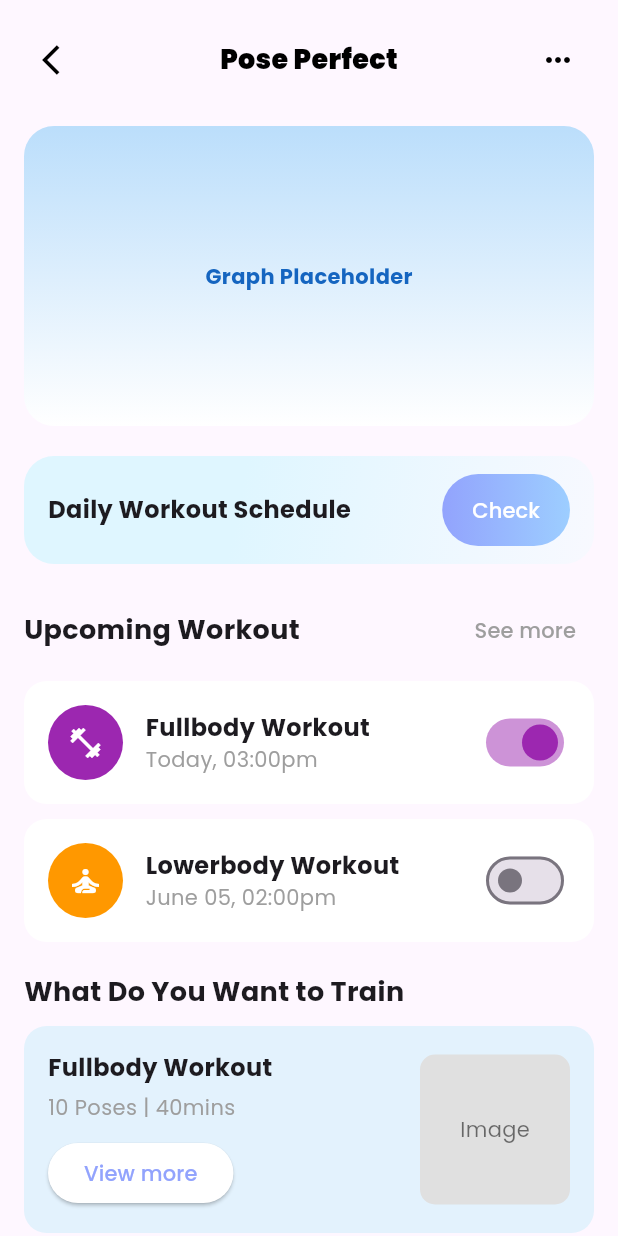
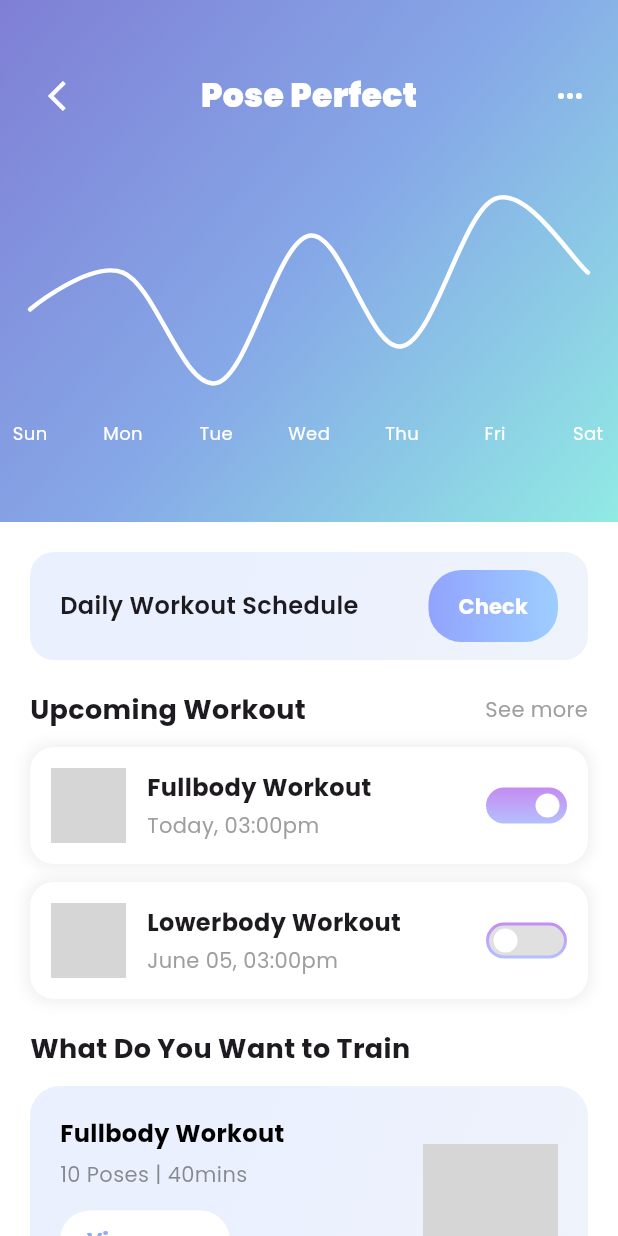
Before and after one commit to Liyo08/AlignMe, a Flutter app: the PosePerfectPage screen opened directly, on a phone screen of 412 x 824 dp. Run offline on Flutter 3.47's test engine with Material 3 defaults, Android fonts, the phone set to English and light mode, and no system bars; drawn by our look-alikes of fl_chart, flutter_switch; our stand-ins replace google_fonts; network calls fail; grey boxes are pictures that could not be loaded.

Commit message:
poseperfect page phase 1 design completed

```diff
--- a/lib/poseperfect_page.dart
+++ b/lib/poseperfect_page.dart
@@ -1,4 +1,6 @@
 import 'package:flutter/material.dart';
+import 'package:fl_chart/fl_chart.dart';
+import 'package:flutter_switch/flutter_switch.dart';
 
 class PosePerfectPage extends StatelessWidget {
   const PosePerfectPage({super.key});
@@ -6,79 +8,162 @@ class PosePerfectPage extends StatelessWidget {
   @override
   Widget build(BuildContext context) {
     return Scaffold(
+      backgroundColor: const Color.fromARGB(255, 255, 255, 255),
       body: SafeArea(
+        top: false,
         child: SingleChildScrollView(
-          child: Padding(
-            padding: const EdgeInsets.all(16.0),
           child: Column(
-              crossAxisAlignment: CrossAxisAlignment.start,
             children: [
-                // 🔹 Custom scrollable header (instead of AppBar)
+              // 🔹 Gradient Header with Chart
+              Container(
+                width: double.infinity,
+                padding:
+                    const EdgeInsets.symmetric(horizontal: 20, vertical: 40),
+                decoration: const BoxDecoration(
+                  gradient: LinearGradient(
+                    colors: [
+                      Color(0xFF7F7FD5),
+                      Color(0xFF86A8E7),
+                      Color(0xFF91EAE4)
+                    ],
+                    begin: Alignment.topLeft,
+                    end: Alignment.bottomRight,
+                  ),
+                ),
+                child: Column(
+                  children: [
+                    Stack(
+  alignment: Alignment.center,
+  children: [
     Row(
       mainAxisAlignment: MainAxisAlignment.spaceBetween,
       children: [
         IconButton(
-                      icon: const Icon(Icons.arrow_back_ios, color: Colors.black),
-                      onPressed: () {
-                        Navigator.pop(context);
-                      },
+          icon: const Icon(Icons.arrow_back_ios, color: Colors.white),
+          onPressed: () => Navigator.pop(context),
+        ),
+        const Icon(Icons.more_horiz, color: Colors.white),
+      ],
     ),
     const Text(
       "Pose Perfect",
       style: TextStyle(
-                        color: Colors.black,
+        color: Colors.white,
+        fontSize: 22,
         fontWeight: FontWeight.w900,
-                        fontSize: 18,
       ),
-                    ),
-                    IconButton(
-                      icon: const Icon(Icons.more_horiz, color: Colors.black),
-                      onPressed: () {},
     ),
   ],
 ),
-
                     const SizedBox(height: 20),
 
-                // This is a placeholder for the graph section
-                Container(
+                    // 📊 Chart
+                    SizedBox(
                       height: 200,
-                  decoration: BoxDecoration(
-                    borderRadius: BorderRadius.circular(20),
-                    gradient: LinearGradient(
-                      colors: [Colors.blue.shade100, Colors.white],
-                      begin: Alignment.topCenter,
-                      end: Alignment.bottomCenter,
-                    ),
-                  ),
-                  child: Center(
-                    child: Text(
-                      "Graph Placeholder",
-                      style: TextStyle(
-                        color: Colors.blue.shade800,
-                        fontWeight: FontWeight.bold,
+                      child: LineChart(
+                        LineChartData(
+                          gridData: FlGridData(show: false),
+                          borderData: FlBorderData(show: false),
+                          minY: 0,
+                          maxY: 7,
+                          titlesData: FlTitlesData(
+                            leftTitles: AxisTitles(
+                                sideTitles: SideTitles(showTitles: false)),
+                            rightTitles: AxisTitles(
+                                sideTitles: SideTitles(showTitles: false)),
+                            topTitles: AxisTitles(
+                                sideTitles: SideTitles(showTitles: false)),
+                            bottomTitles: AxisTitles(
+                              sideTitles: SideTitles(
+                                showTitles: true,
+                                reservedSize: 28,
+                                interval: 1,
+                                getTitlesWidget: (value, meta) {
+                                  final days = [
+                                    "Sun",
+                                    "Mon",
+                                    "Tue",
+                                    "Wed",
+                                    "Thu",
+                                    "Fri",
+                                    "Sat"
+                                  ];
+                                  if (value.toInt() >= 0 &&
+                                      value.toInt() < days.length) {
+                                    return Text(
+                                      days[value.toInt()],
+                                      style: const TextStyle(
+                                          color: Colors.white, fontSize: 12),
+                                    );
+                                  }
+                                  return const SizedBox.shrink();
+                                },
                               ),
                             ),
                           ),
+                          lineBarsData: [
+                            LineChartBarData(
+                              isCurved: true,
+                              spots: const [
+                                FlSpot(0, 3),
+                                FlSpot(1, 4),
+                                FlSpot(2, 1),
+                                FlSpot(3, 5),
+                                FlSpot(4, 2),
+                                FlSpot(5, 6),
+                                FlSpot(6, 4),
+                              ],
+                              color: Colors.white,
+                              barWidth: 3,
+                              isStrokeCapRound: true,
+                              dotData: const FlDotData(show: false),
+                            ),
+                          ],
+                        ),
+                      ),
+                    ),
+                  ],
+                ),
               ),
 
-                const SizedBox(height: 20),
-
-         // Daily Workout Schedule inside a light blue curved box
+              // 🔹 White Content Section (fixed height issue ✅)
+              ConstrainedBox(
+                constraints: BoxConstraints(
+                  minHeight: MediaQuery.of(context).size.height * 0.75,
+                ),
+                child: Container(
+                  width: double.infinity,
+                  padding: const EdgeInsets.all(20),
+                  decoration: const BoxDecoration(
+                    color: Color.fromARGB(255, 255, 255, 255),
+                    borderRadius: BorderRadius.only(
+                      topLeft: Radius.circular(32),
+                      topRight: Radius.circular(32),
+                    ),
+                   // boxShadow: [
+                   //   BoxShadow(
+                    //      color: Colors.black12,
+                    //      blurRadius: 8,
+                    //      offset: Offset(0, -2)),
+                    //],
+                  ),
+                  child: Column(
+                    crossAxisAlignment: CrossAxisAlignment.start,
+                    children: [
+                     // 📅 Daily Workout
 Container(
-  padding: const EdgeInsets.symmetric(horizontal: 16, vertical: 12), // inner spacing
   decoration: BoxDecoration(
     gradient: const LinearGradient(
       begin: Alignment(1.00, 1.00),
       end: Alignment(-0.24, -0.31),
       colors: [
-                     Color.fromARGB(255, 248, 249, 255),
-                     Color.fromARGB(255, 223, 246, 255)
+        Color.fromARGB(255, 239, 243, 251),
+        Color.fromARGB(255, 234, 240, 254),
       ],
-    // if you want to exactly match 274deg, we can tweak begin/end
     ),
-  borderRadius: BorderRadius.circular(20),
+    borderRadius: BorderRadius.circular(16), // rounded corners
   ),
+  padding: const EdgeInsets.symmetric(horizontal: 20, vertical: 12), // space inside
   child: Row(
     mainAxisAlignment: MainAxisAlignment.spaceBetween,
     children: [
@@ -86,7 +171,7 @@ decoration: BoxDecoration(
         "Daily Workout Schedule",
         style: TextStyle(
           fontSize: 16,
-          fontWeight: FontWeight.bold,
+          fontWeight: FontWeight.w600,
         ),
       ),
       Container(
@@ -96,137 +181,26 @@ decoration: BoxDecoration(
             begin: Alignment.centerLeft,
             end: Alignment.centerRight,
           ),
-          borderRadius: BorderRadius.circular(30),
+          borderRadius: BorderRadius.circular(22),
         ),
         child: ElevatedButton(
           style: ElevatedButton.styleFrom(
-            backgroundColor: Colors.transparent,
+            backgroundColor: Colors.transparent, // transparent to show gradient
             shadowColor: Colors.transparent,
-            padding: const EdgeInsets.symmetric(
-              horizontal: 20,
-              vertical: 10,
-            ), // 👈 control button size
             shape: RoundedRectangleBorder(
-              borderRadius: BorderRadius.circular(30),
+              borderRadius: BorderRadius.circular(12),
             ),
+            padding: const EdgeInsets.symmetric(horizontal: 20, vertical: 8),
           ),
-          onPressed: () {
-            // your onPressed action
-          },
+          onPressed: () {},
           child: const Text(
             "Check",
-            style: TextStyle(color: Colors.white),
+            style: TextStyle(
+              color: Colors.white, // text color on gradient
+              fontWeight: FontWeight.bold,
             ),
           ),
         ),
-    ],
-  ),
-),
-const SizedBox(height: 20),
-
-
-                // Upcoming Workout
-                Row(
-                  mainAxisAlignment: MainAxisAlignment.spaceBetween,
-                  children: [
-                    const Text(
-                      "Upcoming Workout",
-                      style: TextStyle(
-                        fontSize: 18,
-                        fontWeight: FontWeight.bold,
-                      ),
-                    ),
-                    TextButton(
-                      onPressed: () {},
-                      child: const Text(
-                        "See more",
-                        style: TextStyle(color: Colors.grey),
-                      ),
-                    ),
-                  ],
-                ),
-
-                const SizedBox(height: 10),
-
-                // Fullbody Workout Item
-                Container(
-                  padding: const EdgeInsets.all(16),
-                  decoration: BoxDecoration(
-                    color: const Color.fromARGB(255, 255, 255, 255),
-                    borderRadius: BorderRadius.circular(15),
-                  ),
-                  child: Row(
-                    children: [
-                      const CircleAvatar(
-                        backgroundColor: Colors.purple, // Placeholder color
-                        radius: 25,
-                        child: Icon(Icons.fitness_center, color: Colors.white),
-                      ),
-                      const SizedBox(width: 15),
-                      const Column(
-                        crossAxisAlignment: CrossAxisAlignment.start,
-                        children: [
-                          Text(
-                            "Fullbody Workout",
-                            style: TextStyle(
-                              fontSize: 16,
-                              fontWeight: FontWeight.bold,
-                            ),
-                          ),
-                          Text(
-                            "Today, 03:00pm",
-                            style: TextStyle(color: Colors.grey),
-                          ),
-                        ],
-                      ),
-                      const Spacer(),
-                      Switch(
-                        value: true,
-                        onChanged: (bool value) {},
-                        activeColor: Colors.purple,
-                      ),
-                    ],
-                  ),
-                ),
-
-                const SizedBox(height: 10),
-
-                // Lowerbody Workout Item
-                Container(
-                  padding: const EdgeInsets.all(16),
-                  decoration: BoxDecoration(
-                    color: const Color.fromARGB(255, 255, 255, 255),
-                    borderRadius: BorderRadius.circular(15),
-                  ),
-                  child: Row(
-                    children: [
-                      const CircleAvatar(
-                        backgroundColor: Colors.orange, // Placeholder color
-                        radius: 25,
-                        child: Icon(Icons.self_improvement, color: Colors.white),
-                      ),
-                      const SizedBox(width: 15),
-                      const Column(
-                        crossAxisAlignment: CrossAxisAlignment.start,
-                        children: [
-                          Text(
-                            "Lowerbody Workout",
-                            style: TextStyle(
-                              fontSize: 16,
-                              fontWeight: FontWeight.bold,
-                            ),
-                          ),
-                          Text(
-                            "June 05, 02:00pm",
-                            style: TextStyle(color: Colors.grey),
-                          ),
-                        ],
-                      ),
-                      const Spacer(),
-                      Switch(
-                        value: false,
-                        onChanged: (bool value) {},
-                        activeColor: Colors.purple,
       ),
     ],
   ),
@@ -234,112 +208,208 @@ const SizedBox(height: 20),
 
                       const SizedBox(height: 20),
 
-                // What Do You Want to Train
-                const Text(
-                  "What Do You Want to Train",
+                      // 🔔 Upcoming Workout
+                      Row(
+                        mainAxisAlignment: MainAxisAlignment.spaceBetween,
+                        children: const [
+                          Text("Upcoming Workout",
                               style: TextStyle(
-                    fontSize: 18,
-                    fontWeight: FontWeight.bold,
+                                  fontSize: 18, fontWeight: FontWeight.bold)),
+                          Text("See more",
+                              style: TextStyle(color: Colors.grey)),
+                        ],
+                      ),
+                      const SizedBox(height: 12),
+
+                      workoutTile(
+                        "Fullbody Workout",
+                        "Today, 03:00pm",
+                        "https://img.icons8.com/color/96/yoga.png",
+                        true,
+                      ),
+                      const SizedBox(height: 12),
+                      workoutTile(
+                        "Lowerbody Workout",
+                        "June 05, 03:00pm",
+                        "https://img.icons8.com/color/96/yoga.png",
+                        false,
+                      ),
+                      const SizedBox(height: 20),
+
+                      // ⚡ Training Options
+                      const Text("What Do You Want to Train",
+                          style: TextStyle(
+                              fontSize: 18, fontWeight: FontWeight.bold)),
+                      const SizedBox(height: 12),
+
+                      trainingCard("Fullbody Workout", "10 Poses | 40mins",
+                          "https://img.icons8.com/color/96/yoga.png"),
+                      const SizedBox(height: 12),
+                      trainingCard("Lowerbody Workout", "10 Poses | 30mins",
+                          "https://img.icons8.com/color/96/yoga.png"),
+                      const SizedBox(height: 12),
+                      trainingCard("AB Workout", "10 Poses | 20mins",
+                          "https://img.icons8.com/color/96/yoga.png"),
+                    ],
                   ),
                 ),
-
-                const SizedBox(height: 10),
-
-                // Fullbody Workout Card
-                _buildWorkoutCard(
-                  context,
-                  title: "Fullbody Workout",
-                  details: "10 Poses | 40mins",
-                  imageAsset: "assets/fullbody.png", // Replace with your image
-                ),
-                const SizedBox(height: 10),
-
-                // Lowerbody Workout Card
-                _buildWorkoutCard(
-                  context,
-                  title: "Lowerbody Workout",
-                  details: "10 Poses | 40mins",
-                  imageAsset: "assets/lowerbody.png", // Replace with your image
-                ),
-                const SizedBox(height: 10),
-
-                // AB Workout Card
-                _buildWorkoutCard(
-                  context,
-                  title: "AB Workout",
-                  details: "10 Poses | 20mins",
-                  imageAsset: "assets/ab_workout.png", // Replace with your image
               ),
             ],
-            ),
           ),
         ),
       ),
     );
   }
 
-  Widget _buildWorkoutCard(
-    BuildContext context, {
-    required String title,
-    required String details,
-    required String imageAsset,
-  }) {
+  /// Workout Tile
+  static Widget workoutTile(
+      String title, String time, String img, bool enabled) {
     return Container(
-      padding: const EdgeInsets.all(16),
+      padding: const EdgeInsets.all(14),
       decoration: BoxDecoration(
-        color: Colors.blue.shade50,
-        borderRadius: BorderRadius.circular(15),
+        color: Colors.white,
+        borderRadius: BorderRadius.circular(16),
+        boxShadow: [
+          BoxShadow(color: Colors.grey.shade200, blurRadius: 8, spreadRadius: 2)
+        ],
       ),
       child: Row(
-        mainAxisAlignment: MainAxisAlignment.spaceBetween,
         children: [
-          Column(
+          CircleAvatar(backgroundImage: NetworkImage(img), radius: 25),
+          const SizedBox(width: 14),
+          Expanded(
+            child: Column(
+              crossAxisAlignment: CrossAxisAlignment.start,
+              children: [
+                Text(title,
+                    style: const TextStyle(
+                        fontWeight: FontWeight.bold, fontSize: 16)),
+                const SizedBox(height: 4),
+                Text(time,
+                    style: const TextStyle(color: Colors.grey, fontSize: 14)),
+              ],
+            ),
+          ),
+        Container(
+  decoration: BoxDecoration(
+    borderRadius: BorderRadius.circular(30),
+    gradient: const LinearGradient(
+      begin: Alignment.topCenter,
+      end: Alignment.bottomCenter,
+      colors: [
+        Color(0xFFC58BF2),
+        Color(0xFFB4C0FE),
+      ],
+    ),
+  ),
+  child: Padding(
+    padding: const EdgeInsets.all(2), // space for thumb
+    child: FlutterSwitch(
+      width: 50,
+      height: 20,
+      toggleSize: 18,
+      value: enabled, // <-- use your boolean state here
+      borderRadius: 30.0,
+      padding: 2.0,
+      activeColor: Colors.transparent, // keeps gradient visible
+      inactiveColor: Colors.grey.shade300,
+      activeToggleColor: Colors.white,
+      inactiveToggleColor: Colors.white,
+      showOnOff: false,
+      onToggle: (val) {
+          enabled = val; // <-- update state
+
+      },
+    ),
+  ),
+)
+        ],
+      ),
+    );
+  }
+
+  /// Training Card
+  static Widget trainingCard(String title, String subtitle, String img) {
+    return Container(
+      padding: const EdgeInsets.all(20),
+      decoration: BoxDecoration(
+        gradient: const LinearGradient(
+          begin: Alignment(1.00, 1.00),
+          end: Alignment(-0.24, -0.31),
+          colors: [
+            Color.fromARGB(255, 239, 243, 251),
+            Color.fromARGB(255, 234, 240, 254)
+          ],
+        ),
+        borderRadius: BorderRadius.circular(20),
+      ),
+      child: Row(
+        children: [
+          // Left side: Text + Button
+          Expanded(
+            child: Column(
               crossAxisAlignment: CrossAxisAlignment.start,
               children: [
                 Text(
                   title,
                   style: const TextStyle(
+                    fontWeight: FontWeight.bold,
                     fontSize: 16,
+                    color:
+                        Color.fromARGB(255, 0, 0, 0), // White text on gradient
+                  ),
+                ),
+                const SizedBox(height: 6),
+                Text(
+                  subtitle,
+                  style: const TextStyle(
+                    color: Color.fromARGB(
+                        179, 93, 93, 93), // Softer white for subtitle
+                  ),
+                ),
+                const SizedBox(height: 10),
+
+                // White button with gradient text
+                ElevatedButton(
+                  style: ElevatedButton.styleFrom(
+                    backgroundColor: Colors.white, // White box
+                    shadowColor: Colors.transparent,
+                    shape: RoundedRectangleBorder(
+                      borderRadius: BorderRadius.circular(25),
+                    ),
+                    padding:
+                        const EdgeInsets.symmetric(horizontal: 18, vertical: 8),
+                  ),
+                  onPressed: () {},
+                  child: ShaderMask(
+                    shaderCallback: (bounds) => const LinearGradient(
+                      colors: [Color(0xFF92A3FD), Color(0xFF9DCEFF)],
+                      begin: Alignment.centerLeft,
+                      end: Alignment.centerRight,
+                    ).createShader(
+                        Rect.fromLTWH(0, 0, bounds.width, bounds.height)),
+                    child: const Text(
+                      "View more",
+                      style: TextStyle(
+                        color: Colors.white, // ignored, gradient applies
                         fontWeight: FontWeight.bold,
                       ),
                     ),
-              const SizedBox(height: 5),
-              Text(
-                details,
-                style: const TextStyle(color: Colors.grey),
-              ),
-              const SizedBox(height: 10),
-              ElevatedButton(
-                onPressed: () {},
-                style: ElevatedButton.styleFrom(
-                  backgroundColor: Colors.white,
-                  shape: RoundedRectangleBorder(
-                    borderRadius: BorderRadius.circular(20),
-                  ),
-
-                ),
-                child: Text(
-                  "View more",
-                  style: TextStyle(color: Color(0xFF92A3FD)),
                   ),
                 ),
               ],
             ),
-          // Placeholder for the image
-          Container(
-            width: 100,
-            height: 100,
-            decoration: BoxDecoration(
-              color: Colors.grey.shade300,
-              borderRadius: BorderRadius.circular(10),
-              // If you have images, use this:
-              // image: DecorationImage(
-              //   image: AssetImage(imageAsset),
-              //   fit: BoxFit.cover,
-              // ),
           ),
-            child: const Center(
-              child: Text("Image", style: TextStyle(color: Colors.black54)),
+          const SizedBox(width: 12),
+
+          // Right side: Image
+          ClipRRect(
+            borderRadius: BorderRadius.circular(12),
+            child: Image.network(
+              img,
+              width: 90,
+              height: 70,
+              fit: BoxFit.cover,
             ),
           ),
         ],
```
Lines whose indentation alone changed are shown as unchanged.
